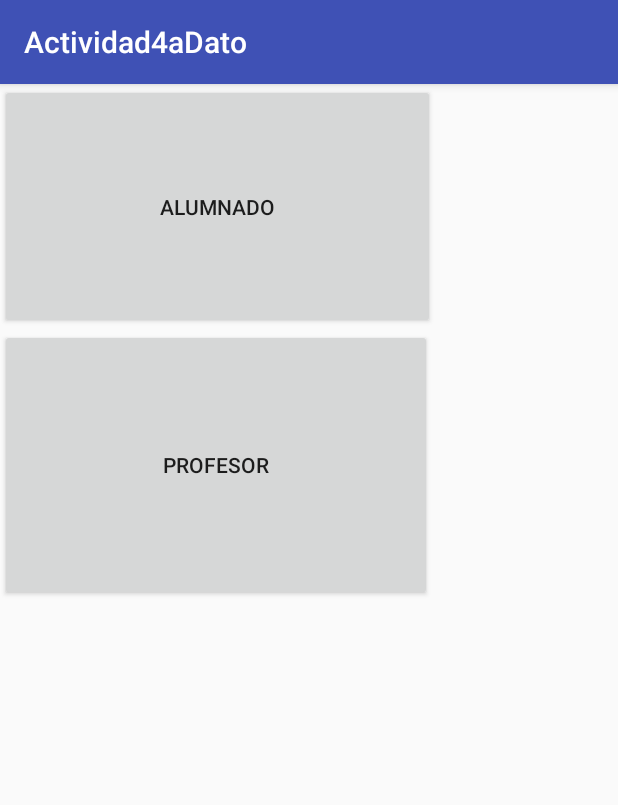
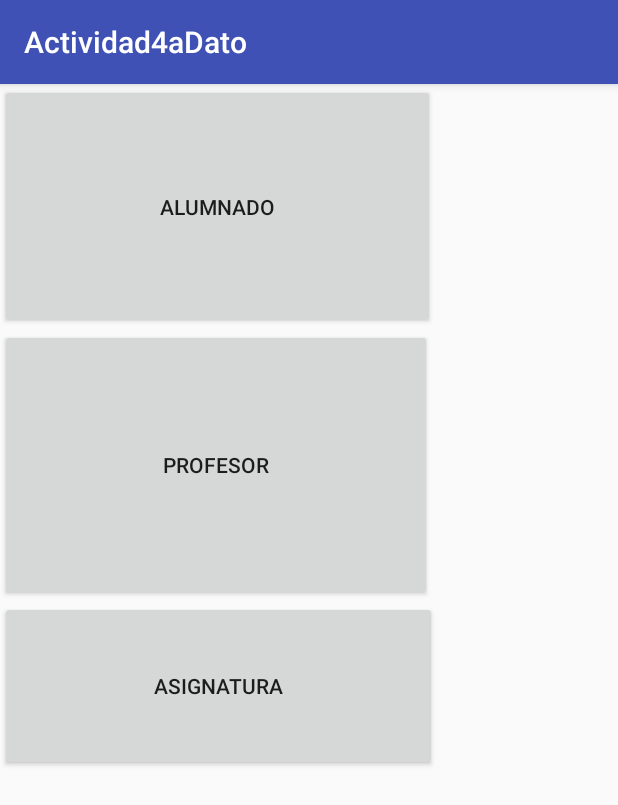
Before and after one commit to abbox/Actividad4aDato, an Android app: the Alumnado screen opened directly, with no data from a screen before it, after a tap on "ATRAS", on a phone screen of 412 x 824 dp. Shown: the top 805 px of the screen. Run offline under Robolectric (Android 15) with nearby library versions, the phone set to English and light mode, and no system bars.

Commit message:
examen aboubakr boukili

```diff
--- a/app/src/main/AndroidManifest.xml
+++ b/app/src/main/AndroidManifest.xml
@@ -18,7 +18,8 @@
         </activity>
         <activity android:name=".Alumnado" />
         <activity android:name=".Profesor" />
-        <activity android:name=".Consultas"></activity>
+        <activity android:name=".Consultas" />
+        <activity android:name=".Asignaturas"></activity>
     </application>
 
 </manifest>
--- a/app/src/main/java/com/example/aboubakr/actividad4adato/Alumnado.java
+++ b/app/src/main/java/com/example/aboubakr/actividad4adato/Alumnado.java
@@ -56,7 +56,7 @@ public class Alumnado extends AppCompatActivity {
             public void onClick(View view) {
                 SQLiteDatabase db = mydato.getWritableDatabase();
                 ContentValues valores = new ContentValues();
-                valores.put(MyDADatos.CAMPO_NOMBRE,ediNombre.getText().toString());
+                //valores.put(MyDADatos.CAMPO_NOMBRE,ediNombre.getText().toString());
                 valores.put(MyDADatos.CAMPO_EDAD,ediEdad.getText().toString());
                 valores.put(MyDADatos.CAMPO_CICLO,ediCiclo.getText().toString());
                 valores.put(MyDADatos.CAMPO_CURSO,ediCurso.getText().toString());
--- a/app/src/main/java/com/example/aboubakr/actividad4adato/MainActivity.java
+++ b/app/src/main/java/com/example/aboubakr/actividad4adato/MainActivity.java
@@ -10,7 +10,8 @@ public class MainActivity extends AppCompatActivity {
 
 
     Button alumnado;
-    Button Profesor;
+    Button Profesor,btnAsignatura;
+
 
 
     @Override
@@ -20,7 +21,15 @@ public class MainActivity extends AppCompatActivity {
 
         alumnado = (Button) findViewById(R.id.btnAlumnado);
         Profesor = (Button) findViewById(R.id.btnProfesor);
+        btnAsignatura = (Button) findViewById(R.id.btnAsignatura);
 
+        btnAsignatura.setOnClickListener(new View.OnClickListener() {
+            @Override
+            public void onClick(View view) {
+                Intent i = new Intent(MainActivity.this, Asignaturas.class);
+                startActivity(i);
+            }
+        });
 
         alumnado.setOnClickListener(new View.OnClickListener() {
             @Override
--- a/app/src/main/java/com/example/aboubakr/actividad4adato/MyDADatos.java
+++ b/app/src/main/java/com/example/aboubakr/actividad4adato/MyDADatos.java
@@ -17,7 +17,7 @@ import java.util.ArrayList;
 public class MyDADatos extends SQLiteOpenHelper {
 
     public static final int DATABASE_VERSION=1;
-    public static final String DATABASE_NAME= "MiBasedeDatos.db";
+    public static final String DATABASE_NAME= "MiBasedeDatos3.db";
 
 
 
@@ -35,6 +35,12 @@ public class MyDADatos extends SQLiteOpenHelper {
     public static final String CAMPO_CURSOP = "curso";
     public static final String CAMPO_DESPACHO = "despacho";
 
+    public static final String NOMBRE_TABLA2 = "Asignatura";
+    public static final String CAMPO_ID = "id";
+    public static final String CAMPO_NOMBREA = "nombre";
+    public static final String CAMPO_HORA = "hora";
+
+
 
 
     public static final String CREATE_TABLA_USUARIO = "CREATE TABLE " + NOMBRE_TABLA+ " " +
@@ -45,8 +51,14 @@ public class MyDADatos extends SQLiteOpenHelper {
             "(" + CAMPO_NOMBREP + " TEXT PRIMARY KEY, " + CAMPO_EDADP + " INTEGER, " + CAMPO_CICLOP + " TEXT, " + CAMPO_CURSOP + " TEXT, " + CAMPO_DESPACHO + " TEXT);";
 
 
+    public static final String CREATE_TABLA_ASIGNATURA = "CREATE TABLE " + NOMBRE_TABLA2+ " " +
+            "(" + CAMPO_ID + " TEXT PRIMARY KEY, " + CAMPO_NOMBREA + " TEXT, " + CAMPO_HORA + " INTEGER);";
+
+
+
     private static final String SQL_DELETE_ENTRIES = "DROP TABLE IF EXISTS" + NOMBRE_TABLA;
     private static final String SQL_DELETE_ENTRIES1 = "DROP TABLE IF EXISTS" + NOMBRE_TABLA1;
+    private static final String SQL_DELETE_ENTRIES2 = "DROP TABLE IF EXISTS" + NOMBRE_TABLA2;
 
 
     public MyDADatos(Context context) {
@@ -57,6 +69,7 @@ public class MyDADatos extends SQLiteOpenHelper {
     public void onCreate(SQLiteDatabase db) {
         db.execSQL(CREATE_TABLA_USUARIO);
         db.execSQL(CREATE_TABLA_PROFESOR);
+        db.execSQL(CREATE_TABLA_ASIGNATURA);
 
     }
 
@@ -64,6 +77,7 @@ public class MyDADatos extends SQLiteOpenHelper {
     public void onUpgrade(SQLiteDatabase db, int versionAntigua, int versionNueva) {
         db.execSQL(SQL_DELETE_ENTRIES);
         db.execSQL(SQL_DELETE_ENTRIES1);
+        db.execSQL(SQL_DELETE_ENTRIES2);
         onCreate(db);
 
     }
--- a/app/src/main/res/layout/activity_main.xml
+++ b/app/src/main/res/layout/activity_main.xml
@@ -26,6 +26,12 @@
             android:layout_row="1"
             android:text="Profesor" />
 
+        <Button
+            android:id="@+id/btnAsignatura"
+            android:layout_width="291dp"
+            android:layout_height="113dp"
+            android:text="Asignatura" />
+
     </GridLayout>
 
 
```
Also changed, not shown: app/src/main/java/com/example/aboubakr/actividad4adato/Asignaturas.java (added, +56 -0 lines), app/src/main/java/com/example/aboubakr/actividad4adato/Consultas.java (+30 -0 lines), app/src/main/java/com/example/aboubakr/actividad4adato/asignatura.java (added, +39 -0 lines), app/src/main/res/layout/activity_asignaturas.xml (added, +65 -0 lines), 1 other file.
